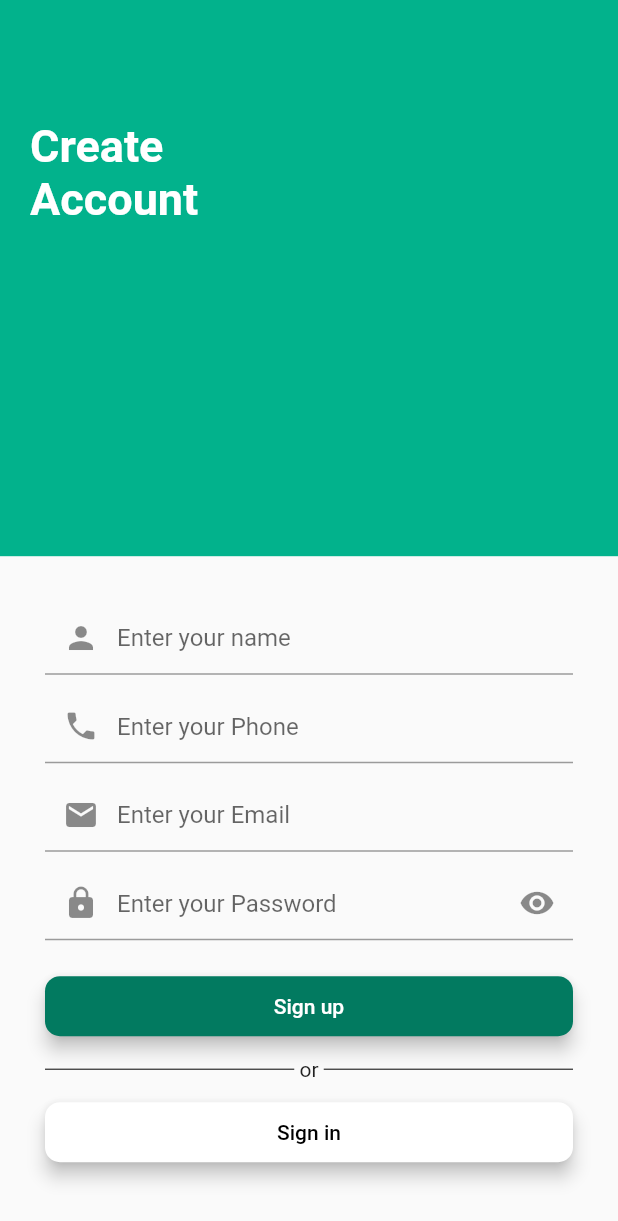
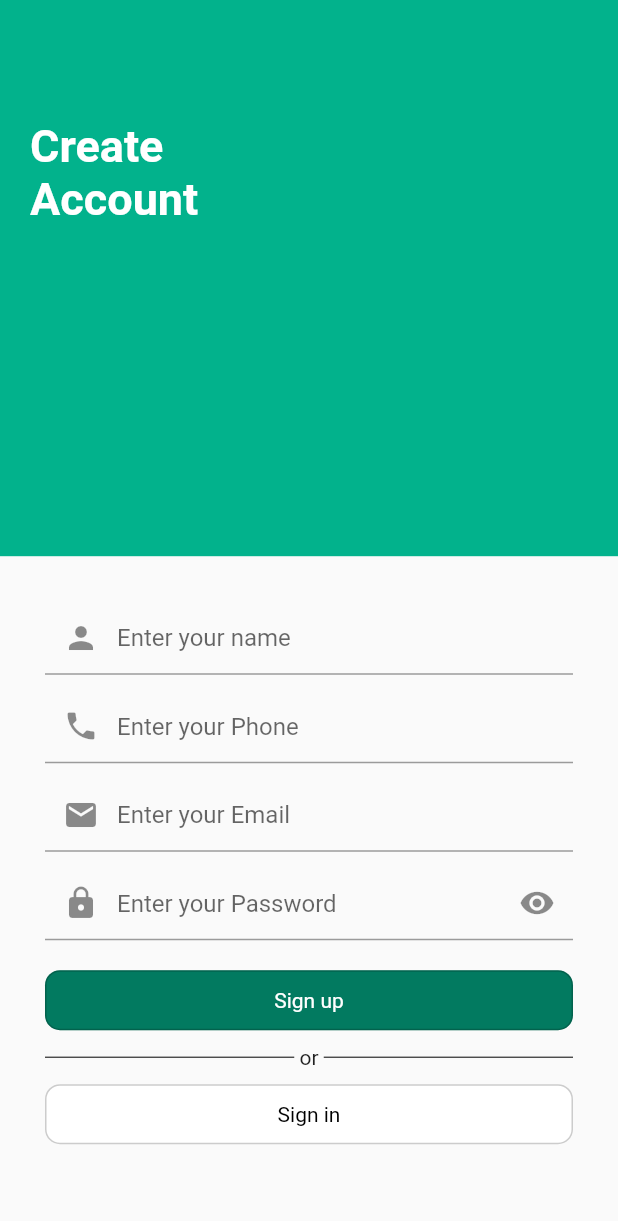
Before and after one commit to 02imran/E-commence-project-demo, a Flutter app: the screen it shows after launch, after a tap on "Log in", after a tap on "Sign up", on a phone screen of 412 x 824 dp. Shown: the top 1221 px of the screen. Run offline on Flutter 3.47's test engine with Material 2 defaults, Android fonts, the phone set to English and light mode, and no system bars.

Commit message:
custom button

```diff
--- a/lib/components/custom_button.dart
+++ b/lib/components/custom_button.dart
@@ -1,45 +1,12 @@
 import 'package:flutter/material.dart';
-import 'package:login_ui/helpers/themes/themes.dart';
-
-class CustomeButton extends StatelessWidget {
-  const CustomeButton({
-    Key? key,
-    @required this.text,
-    this.color,
-    this.textColor,
-    this.press,
-  }) : super(key: key);
-  final String? text;
-  final Color? color, textColor;
-  final VoidCallback? press;
-
-  @override
-  Widget build(BuildContext context) {
-    return Padding(
-      padding: EdgeInsets.symmetric(horizontal: 30),
-      child: MaterialButton(
-        disabledColor: color,
-        disabledElevation: 5,
-        disabledTextColor: textColor,
-        focusElevation: 5,
-        elevation: 5,
-        shape: RoundedRectangleBorder(borderRadius: BorderRadius.circular(10)),
-        onPressed: press,
-        textColor: textColor,
-        minWidth: double.infinity,
-        height: 40,
-        child: Text(text!),
-      ),
-    );
-  }
-}
 
 class CustomButtonNew extends StatelessWidget {
-  const CustomButtonNew({Key? key, this.press, this.text, this.color})
+  const CustomButtonNew(
+      {Key? key, this.press, this.text, this.color, this.textColor})
       : super(key: key);
   final GestureTapCallback? press;
   final String? text;
-  final Color? color;
+  final Color? color, textColor;
 
   @override
   Widget build(BuildContext context) {
@@ -49,11 +16,13 @@ class CustomButtonNew extends StatelessWidget {
         height: 40,
         width: double.infinity,
         decoration: BoxDecoration(
-            color: color, borderRadius: BorderRadius.all(Radius.circular(10))),
+            border: Border.all(color: Colors.black.withOpacity(0.2)),
+            color: color,
+            borderRadius: BorderRadius.all(Radius.circular(10))),
         child: Center(
           child: Text(
             text!,
-            style: TextStyle(color: white),
+            style: TextStyle(color: textColor),
           ),
         ),
       ),
--- a/lib/screens/forgot_screen/forget_screen.dart
+++ b/lib/screens/forgot_screen/forget_screen.dart
@@ -17,11 +17,14 @@ class ForgotScreen extends StatelessWidget {
             hintText: kEmailText,
           ),
           SizedBox(height: 15),
-          CustomeButton(
-            text: 'Reset Password',
-            color: Color(0xFF027A60),
-            textColor: Colors.white,
-          ),
+          Padding(
+            padding: EdgeInsets.symmetric(horizontal: 30),
+            child: CustomButtonNew(
+              text: 'Reset Password',
+              color: Color(0xFF027A60),
+              textColor: Colors.white,
+            ),
+          )
         ],
       ),
     );
--- a/lib/screens/login_screen/components/sign_in_form.dart
+++ b/lib/screens/login_screen/components/sign_in_form.dart
@@ -3,6 +3,7 @@ import 'package:login_ui/components/custom_button.dart';
 import 'package:login_ui/helpers/constants/constants.dart';
 import 'package:login_ui/screens/sign_up/signup_screen.dart';
 
+import 'divider.dart';
 import 'forgot_password.dart';
 import 'form_error.dart';
 
@@ -42,6 +43,18 @@ class _SignInFormState extends State<SignInForm> {
                 }
               },
               text: 'Log in',
+            ),
+            SizedBox(height: 10),
+            Devider(),
+            SizedBox(height: 10),
+            CustomButtonNew(
+              text: 'Sign up',
+              color: Colors.white,
+              textColor: Colors.black,
+              press: () {
+                Navigator.push(context,
+                    MaterialPageRoute(builder: (context) => SignUpScreen()));
+              },
             )
             // CustomeButton(
             //   text: 'Log in',
--- a/lib/screens/login_screen/login_screen.dart
+++ b/lib/screens/login_screen/login_screen.dart
@@ -1,8 +1,5 @@
 import 'package:flutter/material.dart';
-import 'package:login_ui/components/custom_button.dart';
 import 'package:login_ui/screens/login_screen/components/sign_in_form.dart';
-import 'package:login_ui/screens/sign_up/signup_screen.dart';
-import 'components/divider.dart';
 import 'components/header_text.dart';
 
 class LoginScreen extends StatelessWidget {
@@ -18,20 +15,7 @@ class LoginScreen extends StatelessWidget {
                 height: 90,
               ),
               SignInForm(),
-              SizedBox(height: 20),
               SizedBox(height: 10),
-              Devider(),
-              SizedBox(height: 10),
-              CustomeButton(
-                text: 'Sign up',
-                color: Colors.white,
-                textColor: Colors.black,
-                press: () {
-                  Navigator.push(context,
-                      MaterialPageRoute(builder: (context) => SignUpScreen()));
-                },
-              ),
-              // SizedBox(height: 20)
             ],
           ),
         ),
--- /dev/null
+++ b/lib/screens/sign_up/components/sign_up_form.dart
@@ -0,0 +1,60 @@
+import 'package:flutter/material.dart';
+import 'package:login_ui/components/custom_button.dart';
+import 'package:login_ui/components/user_text_form.dart';
+import 'package:login_ui/helpers/constants/constants.dart';
+import 'package:login_ui/screens/login_screen/components/divider.dart';
+
+class SignUpForm extends StatefulWidget {
+  @override
+  _SignUpFormState createState() => _SignUpFormState();
+}
+
+class _SignUpFormState extends State<SignUpForm> {
+  @override
+  Widget build(BuildContext context) {
+    return Column(
+      children: [
+        UserTextForm(
+          icondata: Icon(Icons.person),
+          hintText: kNameText,
+        ),
+        SizedBox(height: 10),
+        UserTextForm(
+          icondata: Icon(Icons.phone),
+          hintText: kPhoneText,
+        ),
+        SizedBox(height: 10),
+        UserTextForm(
+          icondata: Icon(Icons.email),
+          hintText: kEmailText,
+        ),
+        SizedBox(height: 10),
+        UserTextForm(
+          icondata: Icon(Icons.lock),
+          icon: Icon(Icons.remove_red_eye),
+          hintText: kPasswordText,
+        ),
+        SizedBox(height: 20),
+        Padding(
+          padding: EdgeInsets.symmetric(horizontal: 30),
+          child: CustomButtonNew(
+            text: 'Sign up',
+            color: Color(0xFF027A60),
+            textColor: Colors.white,
+          ),
+        ),
+        SizedBox(height: 10),
+        Devider(),
+        SizedBox(height: 10),
+        Padding(
+          padding: EdgeInsets.symmetric(horizontal: 30),
+          child: CustomButtonNew(
+            text: 'Sign in',
+            color: Colors.white,
+            textColor: Colors.black,
+          ),
+        ),
+      ],
+    );
+  }
+}
--- a/lib/screens/sign_up/signup_screen.dart
+++ b/lib/screens/sign_up/signup_screen.dart
@@ -1,9 +1,6 @@
 import 'package:flutter/material.dart';
-import 'package:login_ui/components/custom_button.dart';
-import 'package:login_ui/helpers/constants/constants.dart';
-import 'package:login_ui/screens/login_screen/components/divider.dart';
-import 'package:login_ui/components/user_text_form.dart';
 import 'package:login_ui/screens/login_screen/components/header_text.dart';
+import 'package:login_ui/screens/sign_up/components/sign_up_form.dart';
 
 class SignUpScreen extends StatelessWidget {
   const SignUpScreen({Key? key}) : super(key: key);
@@ -17,40 +14,7 @@ class SignUpScreen extends StatelessWidget {
             children: [
               HeaderText(text: 'Create \nAccount'),
               SizedBox(height: 30),
-              UserTextForm(
-                icondata: Icon(Icons.person),
-                hintText: kNameText,
-              ),
-              SizedBox(height: 10),
-              UserTextForm(
-                icondata: Icon(Icons.phone),
-                hintText: kPhoneText,
-              ),
-              SizedBox(height: 10),
-              UserTextForm(
-                icondata: Icon(Icons.email),
-                hintText: kEmailText,
-              ),
-              SizedBox(height: 10),
-              UserTextForm(
-                icondata: Icon(Icons.lock),
-                icon: Icon(Icons.remove_red_eye),
-                hintText: kPasswordText,
-              ),
-              SizedBox(height: 20),
-              CustomeButton(
-                text: 'Sign up',
-                color: Color(0xFF027A60),
-                textColor: Colors.white,
-              ),
-              SizedBox(height: 10),
-              Devider(),
-              SizedBox(height: 10),
-              CustomeButton(
-                text: 'Sign in',
-                color: Colors.white,
-                textColor: Colors.black,
-              ),
+              SignUpForm(),
               SizedBox(height: 20)
             ],
           ),
```
